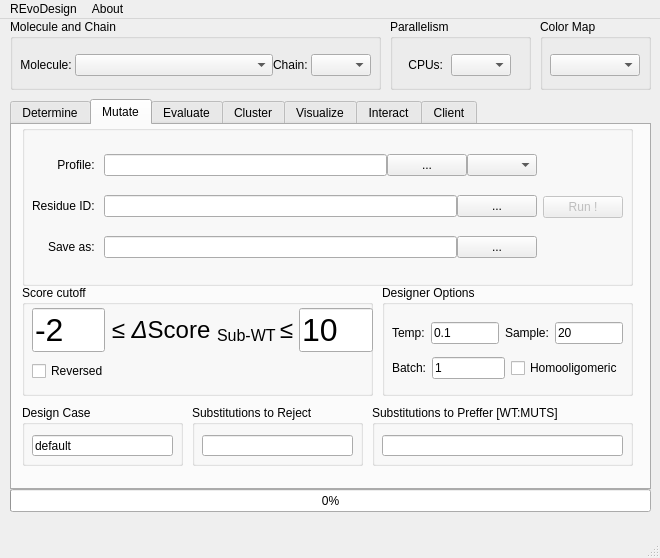
YaoYinYing/REvoDesign, file REvoDesign/UI/REvoDesign-PyMOL.ui: the form before one commit.
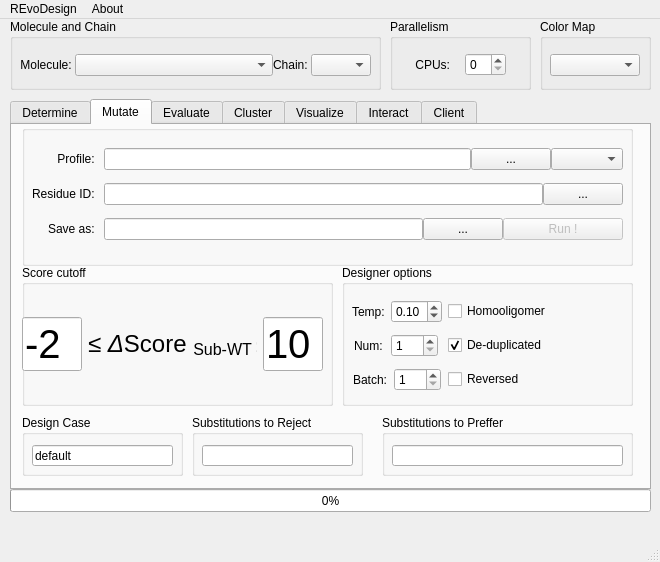
The form after the commit. The open tabs and pages were chosen to show the change.

Commit message: deduplicate designs from ProteinMPNN

What changed in the file:
```diff
--- a/REvoDesign/UI/REvoDesign-PyMOL.ui
+++ b/REvoDesign/UI/REvoDesign-PyMOL.ui
@@ -10,7 +10,7 @@
     <x>0</x>
     <y>0</y>
     <width>660</width>
-    <height>558</height>
+    <height>562</height>
    </rect>
   </property>
   <property name="sizePolicy">
@@ -635,23 +635,21 @@
         <x>10</x>
         <y>0</y>
         <width>611</width>
-        <height>161</height>
+        <height>141</height>
        </rect>
       </property>
       <property name="title">
        <string/>
       </property>
-      <widget class="QWidget" name="horizontalLayoutWidget_3">
+      <widget class="QWidget" name="">
        <property name="geometry">
         <rect>
          <x>10</x>
          <y>10</y>
          <width>591</width>
-         <height>144</height>
+         <height>121</height>
         </rect>
        </property>
-       <layout class="QHBoxLayout" name="horizontalLayout_IO">
-        <item>
          <layout class="QGridLayout" name="gridLayout_IO">
           <property name="verticalSpacing">
            <number>0</number>
@@ -691,7 +689,7 @@
               </property>
               <property name="maximumSize">
                <size>
-                <width>70</width>
+              <width>120</width>
                 <height>16777215</height>
                </size>
               </property>
@@ -716,6 +714,12 @@
            <layout class="QHBoxLayout" name="horizontalLayout_19">
             <item>
              <widget class="QLineEdit" name="lineEdit_output_pse_mutate">
+            <property name="sizePolicy">
+             <sizepolicy hsizetype="Minimum" vsizetype="Fixed">
+              <horstretch>0</horstretch>
+              <verstretch>0</verstretch>
+             </sizepolicy>
+            </property>
               <property name="statusTip">
                <string>Output session path</string>
               </property>
@@ -726,11 +730,42 @@
             </item>
             <item>
              <widget class="QPushButton" name="pushButton_open_output_pse_mutate">
+            <property name="sizePolicy">
+             <sizepolicy hsizetype="Fixed" vsizetype="Fixed">
+              <horstretch>0</horstretch>
+              <verstretch>0</verstretch>
+             </sizepolicy>
+            </property>
               <property name="text">
                <string>...</string>
               </property>
              </widget>
             </item>
+          <item>
+           <widget class="QPushButton" name="pushButton_run_PSSM_to_pse">
+            <property name="enabled">
+             <bool>false</bool>
+            </property>
+            <property name="sizePolicy">
+             <sizepolicy hsizetype="Fixed" vsizetype="Fixed">
+              <horstretch>0</horstretch>
+              <verstretch>0</verstretch>
+             </sizepolicy>
+            </property>
+            <property name="maximumSize">
+             <size>
+              <width>120</width>
+              <height>16777215</height>
+             </size>
+            </property>
+            <property name="text">
+             <string>Run !</string>
+            </property>
+            <property name="checkable">
+             <bool>false</bool>
+            </property>
+           </widget>
+          </item>
            </layout>
           </item>
           <item row="2" column="0">
@@ -781,51 +816,26 @@
            </widget>
           </item>
          </layout>
-        </item>
-        <item>
-         <layout class="QVBoxLayout" name="verticalLayout_7">
-          <property name="spacing">
-           <number>-1</number>
-          </property>
-          <property name="sizeConstraint">
-           <enum>QLayout::SetNoConstraint</enum>
-          </property>
-          <item>
-           <widget class="QPushButton" name="pushButton_run_PSSM_to_pse">
-            <property name="enabled">
-             <bool>false</bool>
-            </property>
-            <property name="text">
-             <string>Run !</string>
-            </property>
-            <property name="checkable">
-             <bool>false</bool>
-            </property>
-           </widget>
-          </item>
-         </layout>
-        </item>
-       </layout>
       </widget>
      </widget>
      <widget class="QGroupBox" name="groupBox_preffer_substitution">
       <property name="geometry">
        <rect>
-        <x>360</x>
-        <y>280</y>
-        <width>261</width>
+        <x>370</x>
+        <y>290</y>
+        <width>251</width>
         <height>61</height>
        </rect>
       </property>
       <property name="title">
-       <string>Substitutions to Preffer [WT:MUTS]</string>
+       <string>Substitutions to Preffer</string>
       </property>
       <widget class="QLineEdit" name="lineEdit_preffer_substitution">
        <property name="geometry">
         <rect>
          <x>10</x>
          <y>30</y>
-         <width>241</width>
+         <width>231</width>
          <height>21</height>
         </rect>
        </property>
@@ -838,9 +848,9 @@
       <property name="geometry">
        <rect>
         <x>10</x>
-        <y>160</y>
-        <width>351</width>
-        <height>111</height>
+        <y>140</y>
+        <width>311</width>
+        <height>141</height>
        </rect>
       </property>
       <property name="title">
@@ -849,22 +859,35 @@
       <widget class="QWidget" name="verticalLayoutWidget_9">
        <property name="geometry">
         <rect>
-         <x>10</x>
-         <y>20</y>
-         <width>341</width>
-         <height>81</height>
+         <x>0</x>
+         <y>30</y>
+         <width>301</width>
+         <height>99</height>
         </rect>
        </property>
-       <layout class="QVBoxLayout" name="verticalLayout_17">
-        <item>
          <layout class="QHBoxLayout" name="horizontalLayout_36">
           <item>
            <widget class="QLineEdit" name="lineEdit_score_minima">
+          <property name="sizePolicy">
+           <sizepolicy hsizetype="Fixed" vsizetype="Fixed">
+            <horstretch>0</horstretch>
+            <verstretch>0</verstretch>
+           </sizepolicy>
+          </property>
+          <property name="maximumSize">
+           <size>
+            <width>60</width>
+            <height>16777215</height>
+           </size>
+          </property>
             <property name="font">
              <font>
-              <pointsize>24</pointsize>
-             </font>
-            </property>
+            <pointsize>30</pointsize>
+           </font>
+          </property>
+          <property name="statusTip">
+           <string>Scoring criteria for profile designer.</string>
+          </property>
             <property name="text">
              <string>-2</string>
             </property>
@@ -885,42 +908,45 @@
              <string>&lt;html&gt;&lt;head/&gt;&lt;body&gt;&lt;p&gt;&lt;span style=&quot; font-size:18pt;&quot;&gt;≤ &lt;/span&gt;&lt;span style=&quot; font-size:18pt; font-style:italic;&quot;&gt;Δ&lt;/span&gt;&lt;span style=&quot; font-size:18pt;&quot;&gt;Score &lt;/span&gt;&lt;span style=&quot; font-size:18pt; vertical-align:sub;&quot;&gt;Sub-WT &lt;/span&gt;&lt;span style=&quot; font-size:18pt;&quot;&gt;≤&lt;/span&gt;&lt;/p&gt;&lt;/body&gt;&lt;/html&gt;</string>
             </property>
             <property name="alignment">
-             <set>Qt::AlignRight|Qt::AlignTrailing|Qt::AlignVCenter</set>
+           <set>Qt::AlignCenter</set>
             </property>
            </widget>
           </item>
           <item>
            <widget class="QLineEdit" name="lineEdit_score_maxima">
+          <property name="sizePolicy">
+           <sizepolicy hsizetype="Fixed" vsizetype="Fixed">
+            <horstretch>0</horstretch>
+            <verstretch>0</verstretch>
+           </sizepolicy>
+          </property>
+          <property name="maximumSize">
+           <size>
+            <width>60</width>
+            <height>16777215</height>
+           </size>
+          </property>
             <property name="font">
              <font>
-              <pointsize>24</pointsize>
-             </font>
-            </property>
+            <pointsize>30</pointsize>
+           </font>
+          </property>
+          <property name="statusTip">
+           <string>Scoring criteria for profile designer.</string>
+          </property>
             <property name="text">
              <string>10</string>
             </property>
            </widget>
           </item>
          </layout>
-        </item>
-        <item>
-         <widget class="QCheckBox" name="checkBox_reverse_mutant_effect">
-          <property name="statusTip">
-           <string>Lower scores will be favored in certain scoring methods, such as ddG scoring.</string>
-          </property>
-          <property name="text">
-           <string>Reversed</string>
-          </property>
-         </widget>
-        </item>
-       </layout>
       </widget>
      </widget>
      <widget class="QGroupBox" name="groupBox_reject_substitution">
       <property name="geometry">
        <rect>
         <x>180</x>
-        <y>280</y>
+        <y>290</y>
         <width>171</width>
         <height>61</height>
        </rect>
@@ -946,7 +972,7 @@
       <property name="geometry">
        <rect>
         <x>10</x>
-        <y>280</y>
+        <y>290</y>
         <width>161</width>
         <height>61</height>
        </rect>
@@ -974,93 +1000,183 @@
      <widget class="QGroupBox" name="groupBox_11">
       <property name="geometry">
        <rect>
-        <x>370</x>
-        <y>160</y>
-        <width>251</width>
-        <height>111</height>
+        <x>330</x>
+        <y>140</y>
+        <width>291</width>
+        <height>141</height>
        </rect>
       </property>
       <property name="title">
-       <string>Designer Options</string>
+       <string>Designer options</string>
       </property>
       <widget class="QWidget" name="verticalLayoutWidget_4">
        <property name="geometry">
         <rect>
          <x>10</x>
          <y>30</y>
-         <width>231</width>
-         <height>71</height>
+         <width>271</width>
+         <height>101</height>
         </rect>
        </property>
-       <layout class="QVBoxLayout" name="verticalLayout_16">
+       <layout class="QGridLayout" name="gridLayout_6">
+        <item row="1" column="0">
+         <layout class="QHBoxLayout" name="horizontalLayout_49">
         <item>
-         <layout class="QHBoxLayout" name="horizontalLayout_10">
+           <widget class="QLabel" name="label_3">
+            <property name="sizePolicy">
+             <sizepolicy hsizetype="Fixed" vsizetype="Preferred">
+              <horstretch>0</horstretch>
+              <verstretch>0</verstretch>
+             </sizepolicy>
+            </property>
+            <property name="text">
+             <string>Num:</string>
+            </property>
+            <property name="alignment">
+             <set>Qt::AlignLeading|Qt::AlignLeft|Qt::AlignVCenter</set>
+            </property>
+           </widget>
+          </item>
+          <item>
+           <widget class="QSpinBox" name="spinBox_designer_batch">
+            <property name="sizePolicy">
+             <sizepolicy hsizetype="Fixed" vsizetype="Fixed">
+              <horstretch>0</horstretch>
+              <verstretch>0</verstretch>
+             </sizepolicy>
+            </property>
+            <property name="alignment">
+             <set>Qt::AlignLeading|Qt::AlignLeft|Qt::AlignVCenter</set>
+            </property>
+            <property name="minimum">
+             <number>1</number>
+            </property>
+            <property name="maximum">
+             <number>999</number>
+            </property>
+            <property name="singleStep">
+             <number>1</number>
+            </property>
+           </widget>
+          </item>
+         </layout>
+        </item>
+        <item row="0" column="0">
+         <layout class="QHBoxLayout" name="horizontalLayout_47">
           <item>
            <widget class="QLabel" name="label">
+            <property name="sizePolicy">
+             <sizepolicy hsizetype="Fixed" vsizetype="Preferred">
+              <horstretch>0</horstretch>
+              <verstretch>0</verstretch>
+             </sizepolicy>
+            </property>
             <property name="text">
              <string>Temp:</string>
             </property>
+            <property name="alignment">
+             <set>Qt::AlignLeading|Qt::AlignLeft|Qt::AlignVCenter</set>
+            </property>
            </widget>
           </item>
           <item>
-           <widget class="QLineEdit" name="lineEdit_designer_temperature">
-            <property name="statusTip">
-             <string>Temperature of external designer</string>
+           <widget class="QDoubleSpinBox" name="doubleSpinBox_designer_temperature">
+            <property name="sizePolicy">
+             <sizepolicy hsizetype="Fixed" vsizetype="Fixed">
+              <horstretch>0</horstretch>
+              <verstretch>0</verstretch>
+             </sizepolicy>
             </property>
-            <property name="text">
-             <string>0.1</string>
+            <property name="alignment">
+             <set>Qt::AlignLeading|Qt::AlignLeft|Qt::AlignVCenter</set>
             </property>
-           </widget>
-          </item>
-          <item>
-           <widget class="QLabel" name="label_3">
-            <property name="text">
-             <string>Sample:</string>
+            <property name="minimum">
+             <double>0.050000000000000</double>
             </property>
-           </widget>
-          </item>
-          <item>
-           <widget class="QLineEdit" name="lineEdit_designer_num_samples">
-            <property name="statusTip">
-             <string>Number of sequence to sample.</string>
+            <property name="maximum">
+             <double>0.600000000000000</double>
             </property>
-            <property name="text">
-             <string>20</string>
+            <property name="singleStep">
+             <double>0.050000000000000</double>
+            </property>
+            <property name="value">
+             <double>0.100000000000000</double>
             </property>
            </widget>
           </item>
          </layout>
         </item>
-        <item>
-         <layout class="QHBoxLayout" name="horizontalLayout_31">
+        <item row="1" column="1">
+         <widget class="QCheckBox" name="checkBox_deduplicate_designs">
+          <property name="statusTip">
+           <string>Drop duplicated design randomly</string>
+          </property>
+          <property name="text">
+           <string>De-duplicated</string>
+          </property>
+          <property name="checked">
+           <bool>true</bool>
+          </property>
+         </widget>
+        </item>
+        <item row="2" column="0">
+         <layout class="QHBoxLayout" name="horizontalLayout_50">
           <item>
            <widget class="QLabel" name="label_4">
+            <property name="sizePolicy">
+             <sizepolicy hsizetype="Fixed" vsizetype="Preferred">
+              <horstretch>0</horstretch>
+              <verstretch>0</verstretch>
+             </sizepolicy>
+            </property>
             <property name="text">
              <string>Batch:</string>
             </property>
+            <property name="alignment">
+             <set>Qt::AlignLeading|Qt::AlignLeft|Qt::AlignVCenter</set>
+            </property>
            </widget>
           </item>
           <item>
-           <widget class="QLineEdit" name="lineEdit_designer_batch">
-            <property name="statusTip">
-             <string>Batch of parallelized sampling.  For ProteinMPNN, `total_num = batch * num_sample`</string>
+           <widget class="QSpinBox" name="spinBox_designer_num_samples">
+            <property name="sizePolicy">
+             <sizepolicy hsizetype="Fixed" vsizetype="Fixed">
+              <horstretch>0</horstretch>
+              <verstretch>0</verstretch>
+             </sizepolicy>
             </property>
-            <property name="text">
-             <string>1</string>
+            <property name="alignment">
+             <set>Qt::AlignLeading|Qt::AlignLeft|Qt::AlignVCenter</set>
             </property>
+            <property name="minimum">
+             <number>1</number>
+            </property>
+            <property name="maximum">
+             <number>999</number>
+            </property>
            </widget>
           </item>
-          <item>
+         </layout>
+        </item>
+        <item row="0" column="1">
            <widget class="QCheckBox" name="checkBox_designer_homooligomeric">
             <property name="statusTip">
              <string>Homo-oligomeric binding of design chain_id</string>
             </property>
             <property name="text">
-             <string>Homooligomeric</string>
+           <string>Homooligomer</string>
             </property>
            </widget>
           </item>
-         </layout>
+        <item row="2" column="1">
+         <widget class="QCheckBox" name="checkBox_reverse_mutant_effect">
+          <property name="statusTip">
+           <string>Lower scores will be favored in certain scoring methods, such as ddG scoring.</string>
+          </property>
+          <property name="text">
+           <string>Reversed</string>
+          </property>
+         </widget>
         </item>
        </layout>
       </widget>
@@ -3864,28 +3980,13 @@
        </widget>
       </item>
       <item>
-       <widget class="QComboBox" name="comboBox_nproc">
+       <widget class="QSpinBox" name="spinBox_nproc">
         <property name="sizePolicy">
          <sizepolicy hsizetype="Fixed" vsizetype="Fixed">
           <horstretch>0</horstretch>
           <verstretch>0</verstretch>
          </sizepolicy>
         </property>
-        <property name="minimumSize">
-         <size>
-          <width>0</width>
-          <height>0</height>
-         </size>
-        </property>
-        <property name="maximumSize">
-         <size>
-          <width>60</width>
-          <height>16777215</height>
-         </size>
-        </property>
-        <property name="statusTip">
-         <string>Number of processors used. Parallelism is enabled if CPU is set greater than 1</string>
-        </property>
        </widget>
       </item>
      </layout>
```
Left out of the diff: 8 changed lines with no effect on the pictures. Lines whose indentation alone changed are shown as unchanged. The commit also changes 8 other files.
